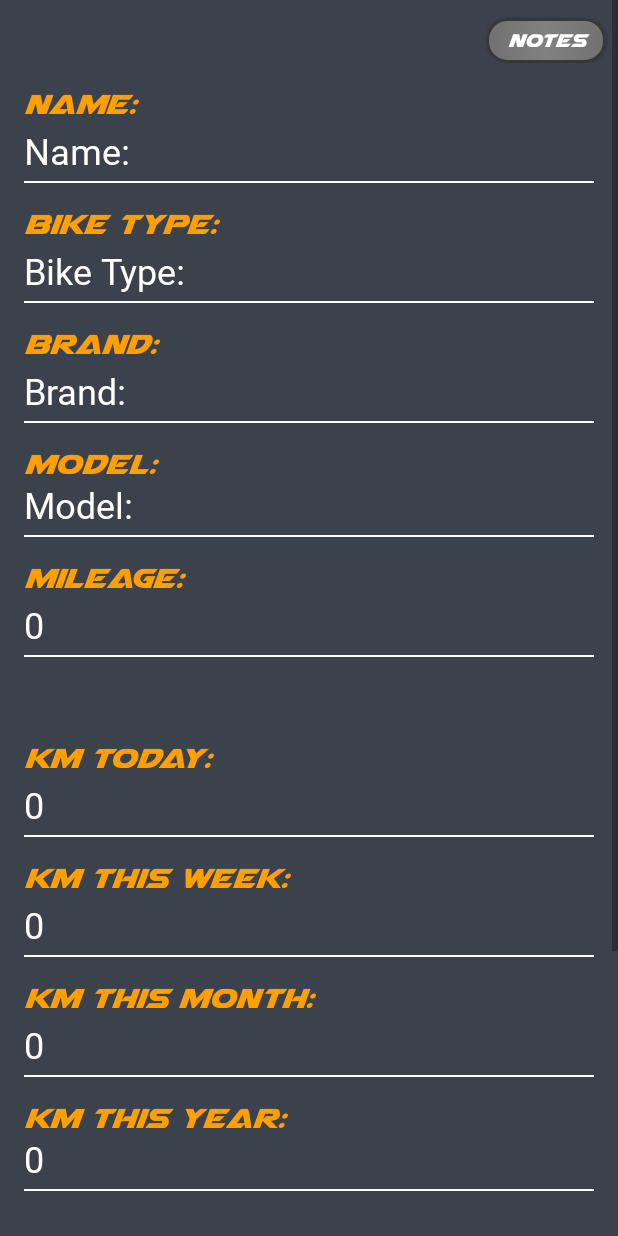
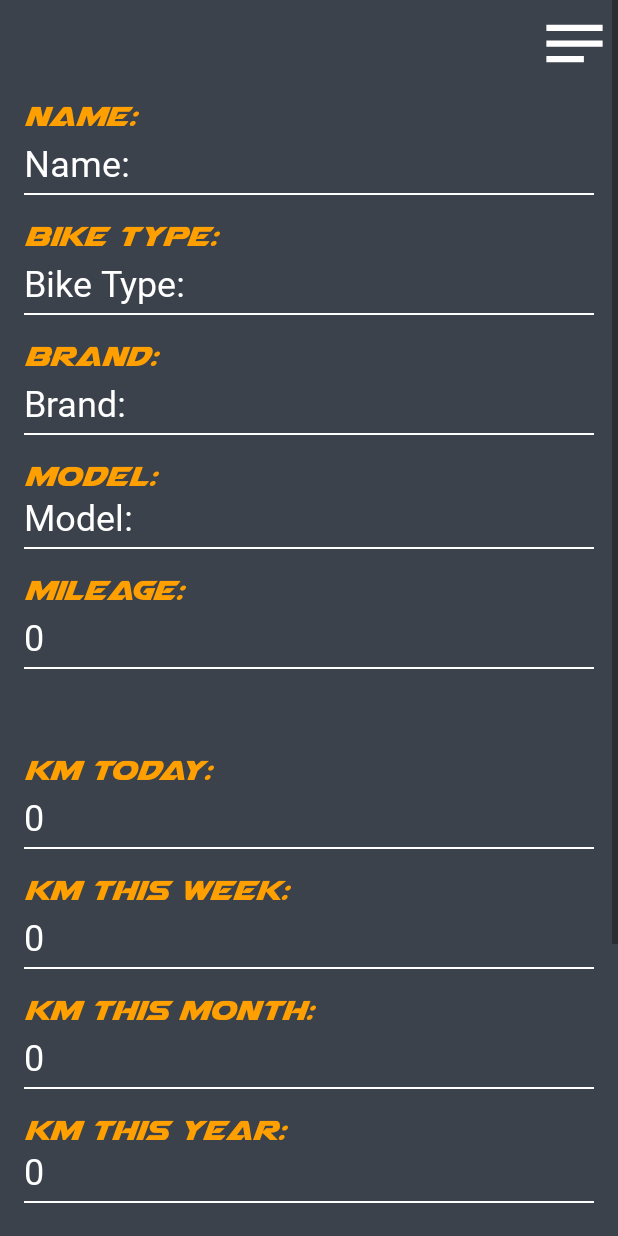
Before and after one commit to MateuszJendzul/CountYourBike, an Android app: the CreateNewBikeActivity screen opened directly, with no data from a screen before it, on a phone screen of 412 x 824 dp. Run offline under Robolectric (Android 15) with nearby library versions, the light colour scheme and no system bars; our stand-ins replace Room's generated code.

Commit message:
v0.4.1.1

```diff
--- a/app/src/main/AndroidManifest.xml
+++ b/app/src/main/AndroidManifest.xml
@@ -40,9 +40,6 @@
             android:name=".Notepad.MainActivityNotepad"
             android:theme="@style/Theme.NotepadApp.NoActionBar" />
         <activity
-            android:name=".App.Models.CreateNewBikeActivityP2"
-            android:theme="@style/Theme.CountYourBike.NoActionBar" />
-        <activity
             android:name=".Notepad.Models.NotesTakerActivity"
             android:exported="true"
             android:theme="@style/Theme.NotepadApp.NoActionBar" />
--- a/app/src/main/res/drawable/light_ripple_circle_background.xml
+++ b/app/src/main/res/drawable/light_ripple_circle_background.xml
@@ -1,10 +1,13 @@
 <?xml version="1.0" encoding="utf-8"?>
 <selector xmlns:android="http://schemas.android.com/apk/res/android">
     <item android:state_pressed="false">
+        <shape android:shape="oval" />
         <color android:color="@color/transparent" />
     </item>
 
     <item android:state_pressed="true">
+        <shape android:shape="oval" >
         <color android:color="#33FFFFFF" />
+        </shape>
     </item>
 </selector>
--- a/app/src/main/res/layout/create_new_bike_activity_layout.xml
+++ b/app/src/main/res/layout/create_new_bike_activity_layout.xml
@@ -19,18 +19,14 @@
 
             <androidx.appcompat.widget.AppCompatButton
                 android:id="@+id/create_new_bike_notes_button_ID"
-                android:layout_width="80dp"
-                android:layout_height="30dp"
-                android:layout_marginTop="12dp"
-                android:layout_marginEnd="8dp"
-                android:background="@drawable/button_background"
+                android:layout_width="50dp"
+                android:layout_height="50dp"
+                android:layout_marginTop="4dp"
+                android:layout_marginEnd="4dp"
+                android:background="@drawable/light_ripple_circle_background"
                 android:fontFamily="@font/airstrike"
-                android:foreground="@drawable/button_foreground"
+                android:foreground="@drawable/ic_notes"
                 android:gravity="center"
-                android:paddingHorizontal="8dp"
-                android:text="Notes"
-                android:textColor="@color/white"
-                android:textSize="16sp"
                 app:layout_constraintBottom_toBottomOf="parent"
                 app:layout_constraintEnd_toEndOf="parent"
                 app:layout_constraintHorizontal_bias="1.0"
@@ -44,12 +40,11 @@
             android:id="@+id/name_text_ID"
             android:layout_width="match_parent"
             android:layout_height="wrap_content"
-
             android:background="@drawable/light_ripple_edit_background"
             android:fontFamily="@font/airstrike"
             android:gravity="start"
             android:paddingStart="16dp"
-            android:paddingTop="16dp"
+            android:paddingTop="12dp"
             android:paddingEnd="16dp"
             android:paddingBottom="4dp"
             android:singleLine="true"
@@ -478,31 +473,25 @@
 
             <androidx.appcompat.widget.AppCompatButton
                 android:id="@+id/create_new_bike_back_button_ID"
-                android:layout_width="80dp"
-                android:layout_height="30dp"
-                android:layout_marginStart="8dp"
-                android:layout_marginBottom="12dp"
-                android:background="@drawable/button_background"
+                android:layout_width="50dp"
+                android:layout_height="50dp"
+                android:layout_marginStart="4dp"
+                android:layout_marginBottom="4dp"
+                android:background="@drawable/light_ripple_circle_background"
                 android:fontFamily="@font/airstrike"
-                android:foreground="@drawable/button_foreground"
-                android:gravity="center"
-                android:paddingHorizontal="4sp"
-                android:text="Back"
-                android:textColor="@color/white"
-                android:textSize="16sp"
+                android:foreground="@drawable/ic_arrow_back"
                 app:layout_constraintBottom_toBottomOf="parent"
                 app:layout_constraintEnd_toEndOf="parent"
                 app:layout_constraintHorizontal_bias="0.0"
                 app:layout_constraintStart_toStartOf="parent"
                 app:layout_constraintTop_toTopOf="parent"
-                app:layout_constraintVertical_bias="1.0"
-                tools:ignore="HardcodedText" />
+                app:layout_constraintVertical_bias="1.0" />
 
             <EditText
                 android:id="@+id/km_to_count_edit_ID"
                 android:layout_width="wrap_content"
                 android:layout_height="30dp"
-                android:layout_marginTop="4dp"
+                android:layout_marginTop="8dp"
                 android:background="@drawable/light_ripple_edit_background"
                 android:fontFamily="@font/airstrikecond"
                 android:foreground="@drawable/button_foreground"
@@ -529,7 +518,7 @@
                 android:layout_width="380dp"
                 android:layout_height="1dp"
                 android:layout_gravity="center"
-                android:layout_marginTop="6dp"
+                android:layout_marginTop="12dp"
                 android:background="@color/white"
                 app:layout_constraintBottom_toBottomOf="parent"
                 app:layout_constraintEnd_toEndOf="parent"
@@ -539,65 +528,49 @@
 
             <androidx.appcompat.widget.AppCompatButton
                 android:id="@+id/remove_km_button_ID"
-                android:layout_width="60dp"
-                android:layout_height="30dp"
+                android:layout_width="50dp"
+                android:layout_height="50dp"
                 android:layout_marginEnd="12dp"
-                android:background="@drawable/button_background"
-                android:drawableTop="@drawable/ic_remove"
-                android:fontFamily="@font/airstrike"
-                android:foreground="@drawable/button_foreground"
+                android:background="@color/transparent"
+                android:foreground="@drawable/ic_remove"
                 android:gravity="center"
-                android:paddingTop="3dp"
-                android:textColor="@color/white"
-                android:textSize="16sp"
                 app:layout_constraintBottom_toBottomOf="parent"
                 app:layout_constraintEnd_toStartOf="@+id/km_to_count_edit_ID"
                 app:layout_constraintHorizontal_bias="1.0"
                 app:layout_constraintStart_toStartOf="parent"
                 app:layout_constraintTop_toTopOf="parent"
-                app:layout_constraintVertical_bias="0.057" />
+                app:layout_constraintVertical_bias="0.0" />
 
             <androidx.appcompat.widget.AppCompatButton
                 android:id="@+id/add_km_button_ID"
-                android:layout_width="60dp"
-                android:layout_height="30dp"
+                android:layout_width="50dp"
+                android:layout_height="50dp"
                 android:layout_marginStart="12dp"
-                android:background="@drawable/button_background"
-                android:drawableTop="@drawable/ic_add_white"
-                android:fontFamily="@font/airstrike"
-                android:foreground="@drawable/button_foreground"
+                android:background="@color/transparent"
+                android:foreground="@drawable/ic_add_white"
                 android:gravity="center"
-                android:paddingTop="3dp"
-                android:textColor="@color/white"
-                android:textSize="16sp"
                 app:layout_constraintBottom_toBottomOf="parent"
                 app:layout_constraintEnd_toEndOf="parent"
                 app:layout_constraintHorizontal_bias="0.0"
                 app:layout_constraintStart_toEndOf="@+id/km_to_count_edit_ID"
                 app:layout_constraintTop_toTopOf="parent"
-                app:layout_constraintVertical_bias="0.057" />
+                app:layout_constraintVertical_bias="0.0" />
 
             <androidx.appcompat.widget.AppCompatButton
                 android:id="@+id/create_new_bike_add_button_ID"
-                android:layout_width="80dp"
-                android:layout_height="30dp"
-                android:layout_marginEnd="8dp"
-                android:layout_marginBottom="12dp"
-                android:background="@drawable/button_background"
+                android:layout_width="50dp"
+                android:layout_height="50dp"
+                android:layout_marginEnd="4dp"
+                android:layout_marginBottom="4dp"
+                android:background="@drawable/light_ripple_circle_background"
                 android:fontFamily="@font/airstrike"
-                android:foreground="@drawable/button_foreground"
-                android:gravity="center"
-                android:paddingHorizontal="4sp"
-                android:text="Add"
-                android:textColor="@color/white"
-                android:textSize="16sp"
+                android:foreground="@drawable/ic_save"
                 app:layout_constraintBottom_toBottomOf="parent"
                 app:layout_constraintEnd_toEndOf="parent"
                 app:layout_constraintHorizontal_bias="1.0"
                 app:layout_constraintStart_toStartOf="parent"
                 app:layout_constraintTop_toTopOf="parent"
-                app:layout_constraintVertical_bias="1.0"
-                tools:ignore="HardcodedText" />
+                app:layout_constraintVertical_bias="1.0" />
 
         </androidx.constraintlayout.widget.ConstraintLayout>
     </LinearLayout>
```
